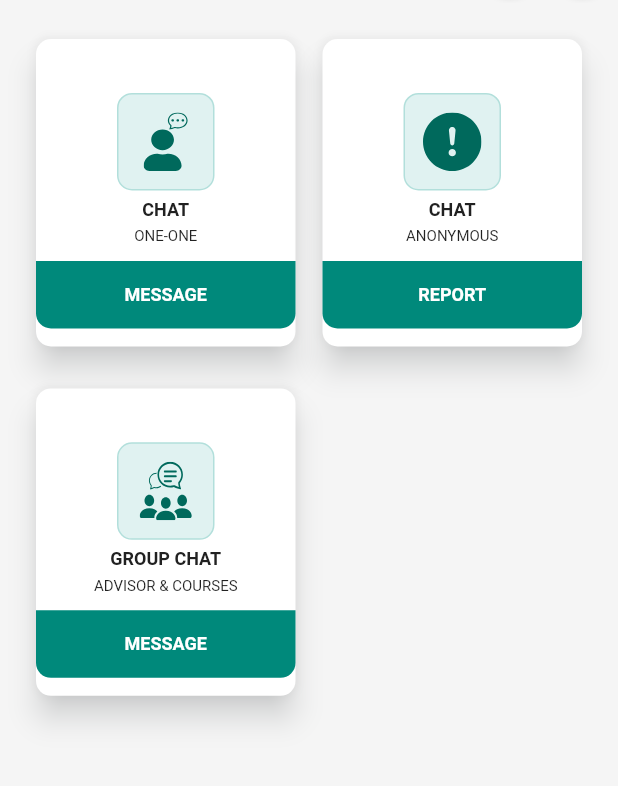
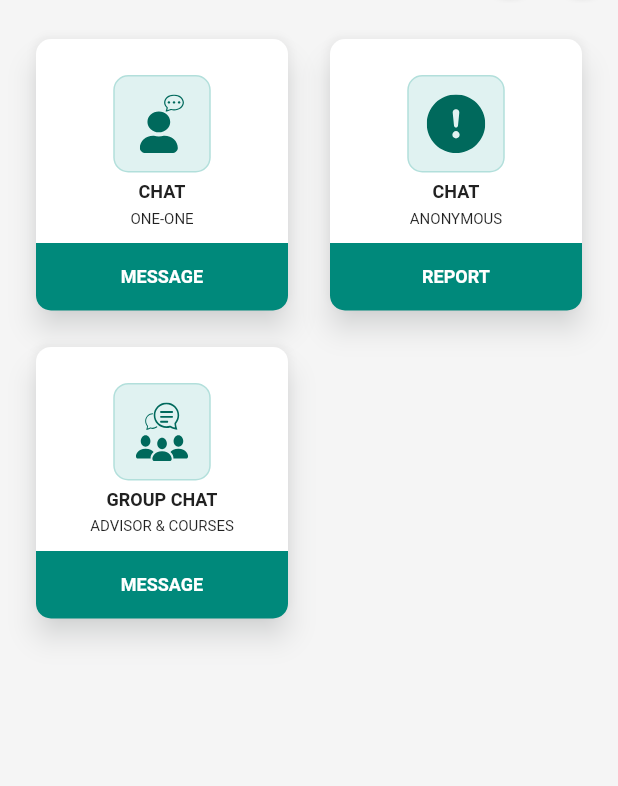
Before and after one commit to SI-Abid/UniPort, a Flutter app: the screen it shows once a user with an empty profile is signed in, on a phone screen of 412 x 824 dp, the part 81-867 px from its top. Run offline on Flutter 3.47's test engine with Material 2 defaults, Android fonts, the phone set to English and light mode, and no system bars; our stand-ins replace cloud_firestore, connectivity_plus, dotted_border, firebase_auth, firebase_core, flutter_svg and 4 more; missing offline and left inert: email_auth; accounts and stored records are empty; generated files the repository leaves out were written again; Roboto replaces fonts that are missing (Sen).

Commit message:
web setup done

```diff
--- a/lib/main.dart
+++ b/lib/main.dart
@@ -35,7 +35,7 @@ class MyApp extends StatelessWidget {
         '/groupChat': (context) => const GroupChat(),
         '/assignedBatch': (context) => const AssignedBatchScreen(),
       },
-      // initialRoute: '/welcome',
+      initialRoute: '/welcome',
       theme: ThemeData(
         visualDensity: VisualDensity.adaptivePlatformDensity,
       ),
--- a/lib/version_1/screens/group_chat_screen.dart
+++ b/lib/version_1/screens/group_chat_screen.dart
@@ -29,7 +29,7 @@ class _GroupChatScreenState extends State<GroupChatScreen> {
   Widget build(BuildContext context) {
     return Scaffold(
       appBar: AppBar(
-        title: AppTitle(title: 'ADVISOR GROUP CHAT'),
+        title: const AppTitle(title: 'ADVISOR GROUP CHAT'),
         leadingWidth: 24,
         iconTheme: IconThemeData(color: Colors.teal.shade800),
         backgroundColor: Colors.transparent,
--- a/lib/version_1/screens/home_screen.dart
+++ b/lib/version_1/screens/home_screen.dart
@@ -12,8 +12,8 @@ class HomeScreen extends StatelessWidget {
   final bool debug;
   @override
   Widget build(BuildContext context) {
-    final double ratio =
-        MediaQuery.of(context).size.height / MediaQuery.of(context).size.width;
+    final double ratio = MediaQuery.of(context).size.aspectRatio;
+    debugPrint('HomeScreen: ${MediaQuery.of(context).size.aspectRatio}');
     return Scaffold(
       appBar: AppBar(
         title: const AppTitle(title: 'UNIPORT'),
@@ -43,13 +43,20 @@ class HomeScreen extends StatelessWidget {
         ],
         elevation: 0,
       ),
-      body: GridView.count(
+      body: Container(
+        alignment: Alignment.center,
+        width: double.infinity,
+        child: SizedBox(
+          // color: Colors.amber,
+          width: ratio < 1? 450 : 650,
+          // padding: const EdgeInsets.symmetric(horizontal: 20),
+          child: GridView.count(
             primary: false,
             padding: const EdgeInsets.all(20),
-        crossAxisSpacing: 10,
+            crossAxisSpacing: 20,
             mainAxisSpacing: 20,
-        crossAxisCount: 2,
-        childAspectRatio: ratio < 2 ? 0.8 : 0.85,
+            crossAxisCount: ratio < 1? 2 : 3,
+            childAspectRatio: ratio < 1? 0.95 : 0.9,
             children: [
               // NOTE: for all users
               const CustomCard(
@@ -114,16 +121,17 @@ class HomeScreen extends StatelessWidget {
                                   .where('usertype', isEqualTo: 'teacher')
                                   .where('approved', isEqualTo: true)
                                   .get(),
-                          builder:
-                              (context, AsyncSnapshot<QuerySnapshot> snapshot) {
+                              builder: (context,
+                                  AsyncSnapshot<QuerySnapshot> snapshot) {
                                 if (snapshot.hasData) {
                                   final List<User> teacherList = [];
                                   for (final doc in snapshot.data!.docs) {
                                     teacherList.add(User.fromJson(
                                         doc.data() as Map<String, dynamic>));
                                   }
-                              print(teacherList);
-                              return AssignAdvisor(teacherList: teacherList);
+                                  // print(teacherList);
+                                  return AssignAdvisor(
+                                      teacherList: teacherList);
                                 }
                                 return const LoadingScreen();
                               });
@@ -141,6 +149,8 @@ class HomeScreen extends StatelessWidget {
                     routeName: '/reportView'),
             ],
           ),
+        ),
+      ),
       backgroundColor:
           debug ? Colors.deepPurple.shade100 : const Color(0xfff5f5f5),
     );
--- a/lib/version_1/screens/personal_info_screen.dart
+++ b/lib/version_1/screens/personal_info_screen.dart
@@ -148,7 +148,7 @@ class _PersonalInfoBodyState extends State<PersonalInfoBody> {
                   loggedInUser.firstName = fname;
                   loggedInUser.lastName = lname;
                   loggedInUser.contact = std;
-                  print('Personal page: $loggedInUser');
+                  // print('Personal page: $loggedInUser');
                   Navigator.push(
                     context,
                     MaterialPageRoute(
--- a/lib/version_1/widgets/teacher_info_body.dart
+++ b/lib/version_1/widgets/teacher_info_body.dart
@@ -101,7 +101,7 @@ class _TeacherInfoBodyState extends State<TeacherInfoBody> {
                   loggedInUser.designation = designation;
                   loggedInUser.department = dept;
                   loggedInUser.isHod = checkbox.isChecked;
-                  print('Teacher page: $loggedInUser');
+                  debugPrint('Teacher page: $loggedInUser', wrapWidth: 1024);
                   Navigator.push(
                     context,
                     MaterialPageRoute(
--- a/pubspec.yaml
+++ b/pubspec.yaml
@@ -26,6 +26,7 @@ dependencies:
   google_sign_in_web: ^0.10.0
   http: ^0.13.5
   loading_animation_widget: ^1.2.0+4
+  provider: ^6.0.5
   shared_preferences: ^2.0.15
 
 dev_dependencies:
```
Also changed, not shown: lib/version_1/screens/chat_screen.dart (+12 -3 lines), lib/version_1/services/callback_function.dart (+5 -6 lines), lib/version_1/services/helper.dart (+5 -5 lines), lib/version_1/widgets/google_login_button.dart (+16 -2 lines). Lines whose indentation alone changed are shown as unchanged.
